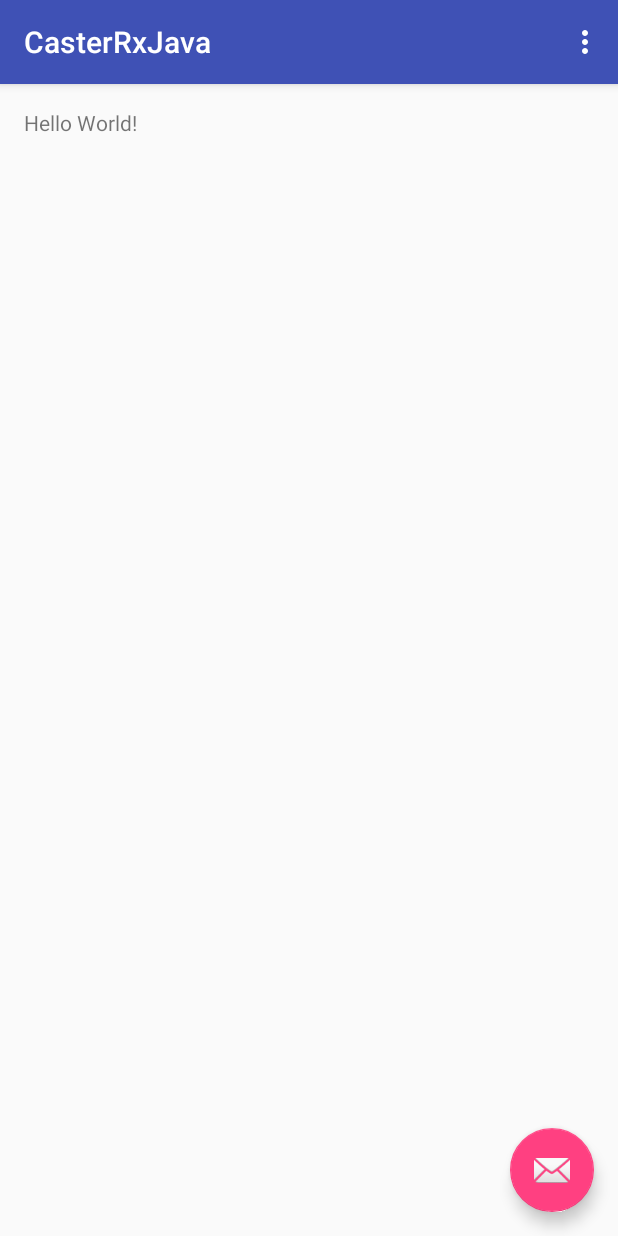
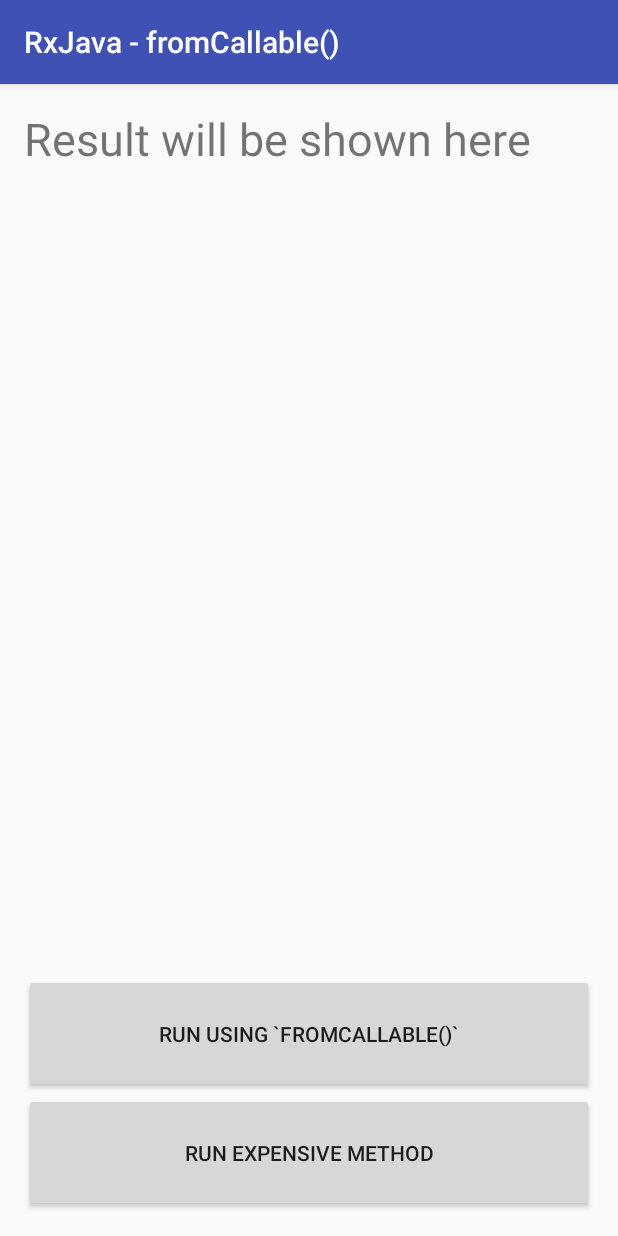
Before and after one commit to CDRussell/CasterRxJava, an Android app: the screen it shows after launch (MainActivity), on a phone screen of 412 x 824 dp. Run offline under Robolectric (Android 15) with nearby library versions, the phone set to English and light mode, and no system bars; libraries missing offline, so code that uses them is left out: rx.android.schedulers, rx.schedulers.

Commit message:
Add RxAndroid and setup example project

```diff
--- a/app/build.gradle
+++ b/app/build.gradle
@@ -32,5 +32,6 @@ dependencies {
     compile 'com.android.support:appcompat-v7:25.1.0'
     compile 'com.android.support:design:25.1.0'
     compile 'io.reactivex:rxjava:1.2.1'
+    compile 'io.reactivex:rxandroid:1.2.1'
     testCompile 'junit:junit:4.12'
 }
--- a/app/src/main/java/com/cdrussell/caster/rx/casterrxjava/MainActivity.java
+++ b/app/src/main/java/com/cdrussell/caster/rx/casterrxjava/MainActivity.java
@@ -1,15 +1,21 @@
 package com.cdrussell.caster.rx.casterrxjava;
 
 import android.os.Bundle;
-import android.support.design.widget.FloatingActionButton;
-import android.support.design.widget.Snackbar;
 import android.support.v7.app.AppCompatActivity;
 import android.support.v7.widget.Toolbar;
 import android.view.View;
-import android.view.Menu;
-import android.view.MenuItem;
+import android.widget.Button;
+import android.widget.TextView;
+
+import rx.Observable;
+import rx.android.schedulers.AndroidSchedulers;
+import rx.schedulers.Schedulers;
 
 public class MainActivity extends AppCompatActivity {
+
+    private Button naiveButton;
+    private Button cleverButton;
+    private TextView resultTextView;
 
     @Override
     protected void onCreate(Bundle savedInstanceState) {
@@ -17,36 +23,30 @@ public class MainActivity extends AppCompatActivity {
         setContentView(R.layout.activity_main);
         Toolbar toolbar = (Toolbar) findViewById(R.id.toolbar);
         setSupportActionBar(toolbar);
+        bindViews();
+    }
 
-        FloatingActionButton fab = (FloatingActionButton) findViewById(R.id.fab);
-        fab.setOnClickListener(new View.OnClickListener() {
+    private void bindViews() {
+        naiveButton = (Button) findViewById(R.id.readValueButton);
+        cleverButton = (Button) findViewById(R.id.readValueFromCallable);
+        resultTextView = (TextView) findViewById(R.id.result);
+
+        naiveButton.setOnClickListener(new View.OnClickListener() {
             @Override
             public void onClick(View view) {
-                Snackbar.make(view, "Replace with your own action", Snackbar.LENGTH_LONG)
-                        .setAction("Action", null).show();
+                String result = Database.readValue();
+                resultTextView.setText(result);
+            }
+        });
+
+        cleverButton.setOnClickListener(new View.OnClickListener() {
+            @Override
+            public void onClick(View view) {
+                Observable.fromCallable(Database::readValue)
+                        .subscribeOn(Schedulers.io())
+                        .observeOn(AndroidSchedulers.mainThread())
+                        .subscribe(result -> resultTextView.setText(result));
             }
         });
     }
-
-    @Override
-    public boolean onCreateOptionsMenu(Menu menu) {
-        // Inflate the menu; this adds items to the action bar if it is present.
-        getMenuInflater().inflate(R.menu.menu_main, menu);
-        return true;
-    }
-
-    @Override
-    public boolean onOptionsItemSelected(MenuItem item) {
-        // Handle action bar item clicks here. The action bar will
-        // automatically handle clicks on the Home/Up button, so long
-        // as you specify a parent activity in AndroidManifest.xml.
-        int id = item.getItemId();
-
-        //noinspection SimplifiableIfStatement
-        if (id == R.id.action_settings) {
-            return true;
-        }
-
-        return super.onOptionsItemSelected(item);
-    }
 }
--- a/app/src/main/res/layout/activity_main.xml
+++ b/app/src/main/res/layout/activity_main.xml
@@ -23,12 +23,4 @@
 
     <include layout="@layout/content_main" />
 
-    <android.support.design.widget.FloatingActionButton
-        android:id="@+id/fab"
-        android:layout_width="wrap_content"
-        android:layout_height="wrap_content"
-        android:layout_gravity="bottom|end"
-        android:layout_margin="@dimen/fab_margin"
-        app:srcCompat="@android:drawable/ic_dialog_email" />
-
 </android.support.design.widget.CoordinatorLayout>
--- a/app/src/main/res/layout/content_main.xml
+++ b/app/src/main/res/layout/content_main.xml
@@ -14,7 +14,25 @@
     tools:showIn="@layout/activity_main">
 
     <TextView
-        android:layout_width="wrap_content"
+        android:id="@+id/result"
+        android:layout_width="match_parent"
         android:layout_height="wrap_content"
-        android:text="Hello World!" />
+        android:textSize="30sp"
+        android:text="@string/result_placeholder" />
+
+    <Button
+        android:id="@+id/readValueFromCallable"
+        android:layout_width="match_parent"
+        android:layout_height="wrap_content"
+        android:layout_above="@+id/readValueButton"
+        android:padding="30dp"
+        android:text="@string/run_using_from_callable" />
+
+    <Button
+        android:id="@+id/readValueButton"
+        android:layout_width="match_parent"
+        android:layout_height="wrap_content"
+        android:layout_alignParentBottom="true"
+        android:padding="30dp"
+        android:text="@string/run_expensive_method" />
 </RelativeLayout>
--- a/app/src/main/res/values/strings.xml
+++ b/app/src/main/res/values/strings.xml
@@ -1,4 +1,8 @@
 <resources>
-    <string name="app_name">CasterRxJava</string>
+    <string name="app_name">RxJava - fromCallable()</string>
     <string name="action_settings">Settings</string>
+    <string name="run_expensive_method">Run expensive method</string>
+    <string name="reading">Reading…</string>
+    <string name="result_placeholder">Result will be shown here</string>
+    <string name="run_using_from_callable">Run using `fromCallable()`</string>
 </resources>
```
